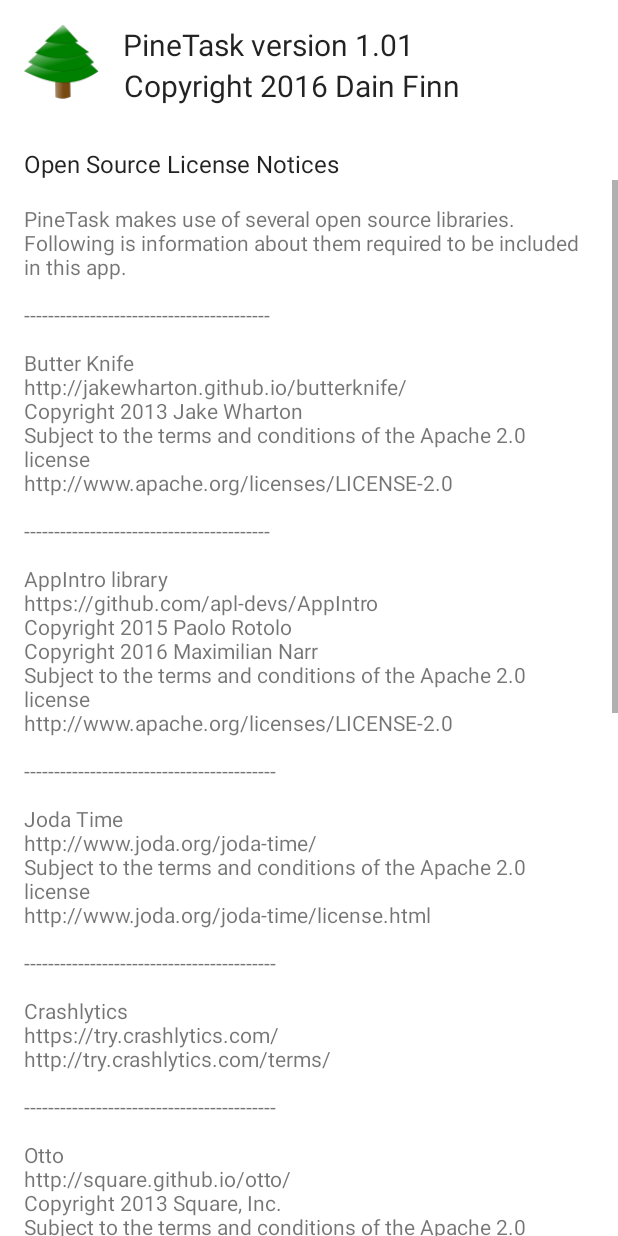
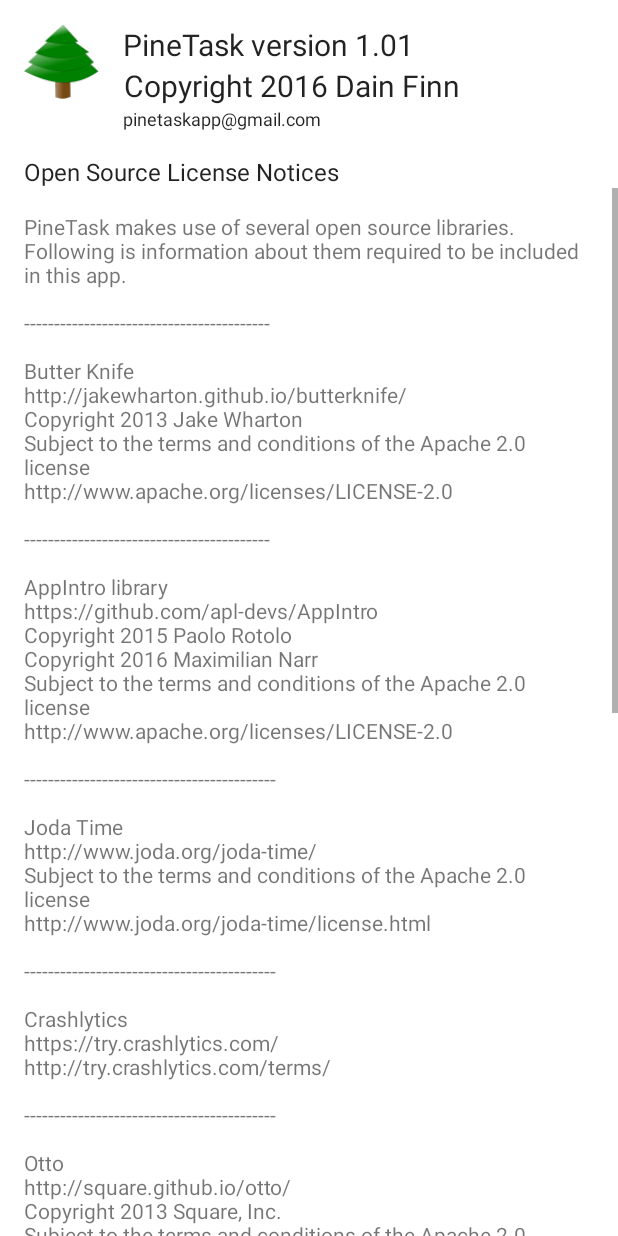
Before and after one commit to dfinn/pinetask-android, an Android app: the AboutActivity screen opened directly, with no data from a screen before it, on a phone screen of 412 x 824 dp. Run offline under Robolectric (Android 15) with nearby library versions, the light colour scheme and no system bars; our stand-ins replace ButterKnife, RxJava.

Commit message:
Put support email address on about screen.  Add separate horizontal layout for tutorial screens.  Make bottom nav bar full width on MainActivity so horizontal layout doesn't look strange.  Change invite link action to 'Join List' instead of 'Share List'.

```diff
--- a/app/build.gradle
+++ b/app/build.gradle
@@ -36,6 +36,8 @@
             buildConfigField "boolean", "IS_DEBUG", "false"
         }
         debug {
+            minifyEnabled true
+            proguardFiles getDefaultProguardFile('proguard-android.txt'), 'proguard-rules.pro'
             buildConfigField "boolean", "IS_DEBUG", "true"
         }
     }
--- a/app/src/main/java/com/pinetask/app/InviteManager.java
+++ b/app/src/main/java/com/pinetask/app/InviteManager.java
@@ -59,7 +59,7 @@
                 Intent intent = new AppInviteInvitation.IntentBuilder("Share List")
                         .setMessage(message)
                         .setDeepLink(Uri.parse(urlStr))
-                        .setCallToActionText("Share List")
+                        .setCallToActionText("Join List")
                         .build();
                 mMainActivity.startActivityForResult(intent, MainActivity.SEND_INVITE_REQUEST_CODE);
             }
--- a/app/src/main/res/layout/about_activity.xml
+++ b/app/src/main/res/layout/about_activity.xml
@@ -36,8 +36,19 @@
         android:layout_height="wrap_content"/>
 
     <TextView
+        android:id="@+id/emailTextView"
+        android:text="@string/email_info"
+        android:layout_toRightOf="@id/iconImageView"
+        android:layout_below="@id/copyrightTextView"
+        android:textColor="@color/black_87percent"
+        android:textSize="12sp"
+        android:gravity="center"
+        android:layout_width="wrap_content"
+        android:layout_height="wrap_content"/>
+
+    <TextView
         android:id="@+id/licenseNoticeHeaderTextView"
-        android:layout_below="@id/iconImageView"
+        android:layout_below="@id/emailTextView"
         android:text="@string/license_info_header"
         android:textColor="@color/black_87percent"
         android:textSize="16sp"
--- a/app/src/main/res/layout/main_activity.xml
+++ b/app/src/main/res/layout/main_activity.xml
@@ -41,6 +41,7 @@
             android:layout_alignParentBottom="true"
             android:layout_width="match_parent"
             android:layout_height="wrap_content"
+            android:background="@color/colorPrimary"
             app:itemBackground="@color/colorPrimary"
             app:itemIconTint="@drawable/bottom_menu_selector"
             app:itemTextColor="@drawable/bottom_menu_selector"
--- a/app/src/main/res/values/strings.xml
+++ b/app/src/main/res/values/strings.xml
@@ -105,6 +105,7 @@
     <string name="app_name">PineTask</string>
     <string name="version">version</string>
     <string name="copyright_info">Copyright 2016 Dain Finn</string>
+    <string name="email_info">pinetaskapp@gmail.com</string>
     <string name="license_info_header">Open Source License Notices</string>
     <string name="license_info">
         PineTask makes use of several open source libraries.  Following is information about them required to be included in this app.
```
Also changed, not shown: app/src/main/java/com/pinetask/app/RxListLoader.java (+6 -1 lines), app/src/main/res/layout-land/tutorial_image_and_text_fragment.xml (added, +49 -0 lines).
